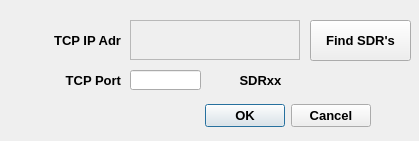
Qt form gui/editnetdlg.ui (rafael2k/CuteSDR) before a commit.
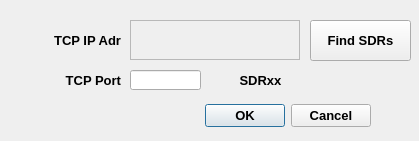
The same form after that commit. Custom widgets are drawn as their Qt base class.

Patch:
```diff
--- a/gui/editnetdlg.ui
+++ b/gui/editnetdlg.ui
@@ -149,7 +149,7 @@
     </rect>
    </property>
    <property name="text">
-    <string>Find SDR's</string>
+    <string>Find SDRs</string>
    </property>
   </widget>
   <widget class="QLabel" name="label_SDR">
```
